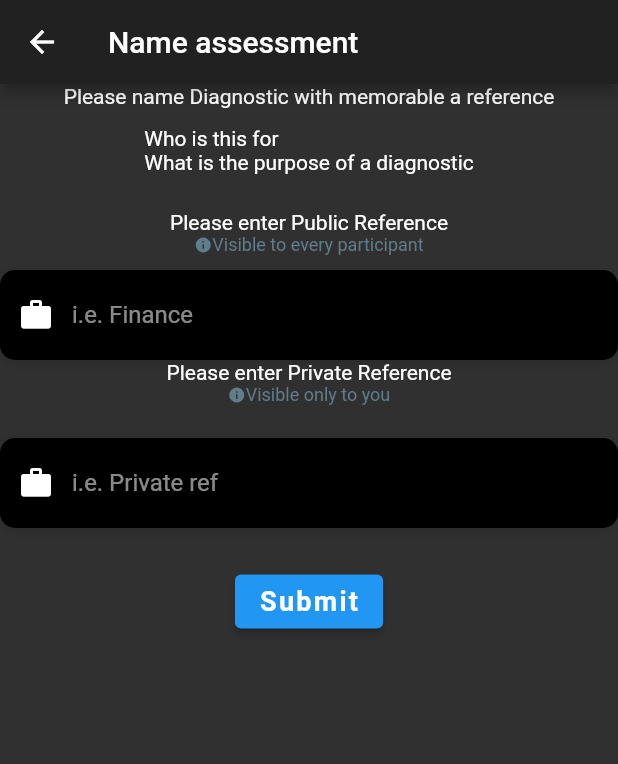
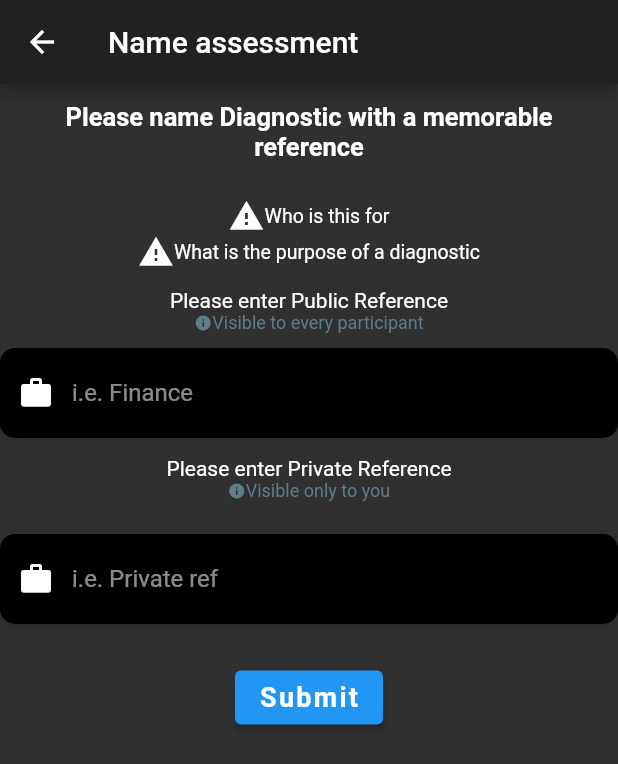
Before and after one commit to brimatechgit/sankofa_sme_exec, a Flutter app: the AssessmNamePage screen opened directly with empty values, on a phone screen of 412 x 824 dp. Shown: the top 764 px of the screen. Run offline on Flutter 3.47's test engine with Material 2 defaults, Android fonts, the phone set to English and light mode, and no system bars; our stand-ins replace cloud_firestore, email_validator, expansion_tile_card, firebase_auth, firebase_core, flutter_signin_button and 4 more; missing offline and left inert: email_auth, filter_list, firebase_auth_oauth, flutter_email_sender, flutter_facebook_auth, mailer and 1 more; accounts and stored records are empty; Roboto replaces fonts that are missing (OpenSans).

Commit message:
!Bug fixing

```diff
--- a/lib/screens/assessmentName.dart
+++ b/lib/screens/assessmentName.dart
@@ -97,7 +97,14 @@ class _AssessmNamePageState extends State<AssessmNamePage> {
               crossAxisAlignment: CrossAxisAlignment.center,
               mainAxisAlignment: MainAxisAlignment.center,
               children: [
-                Text('Please name Diagnostic with memorable a reference'),
+                Padding(
+                  padding: const EdgeInsets.all(12.0),
+                  child: Text(
+                    'Please name Diagnostic with a memorable reference',
+                    style: TextStyle(fontSize: 17, fontWeight: FontWeight.w600),
+                    textAlign: TextAlign.center,
+                  ),
+                ),
                 SizedBox(
                   height: 12.0,
                 ),
@@ -105,13 +112,28 @@ class _AssessmNamePageState extends State<AssessmNamePage> {
                     child: Column(
                   crossAxisAlignment: CrossAxisAlignment.start,
                   children: [
-                    Text('Who is this for'),
-                    Text('What is the purpose of a diagnostic'),
+                    Row(
+                      mainAxisAlignment: MainAxisAlignment.center,
+                      children: [
+                        Icon(Icons.report_problem),
+                        Text(
+                          'Who is this for',
+                          style: TextStyle(fontSize: 13),
+                        ),
+                      ],
+                    ),
+                    Row(
+                      mainAxisAlignment: MainAxisAlignment.center,
+                      children: [
+                        Icon(Icons.report_problem),
+                        Text(
+                          'What is the purpose of a diagnostic',
+                          style: TextStyle(fontSize: 13),
+                        ),
+                      ],
+                    ),
                   ],
                 )),
-                SizedBox(
-                  height: 12.0,
-                ),
                 SizedBox(
                   height: 12.0,
                 ),
@@ -129,6 +151,10 @@ class _AssessmNamePageState extends State<AssessmNamePage> {
                   )
                 ]),
                 _buildOTP('Finance', assessNameController),
+
+                SizedBox(
+                  height: 12.0,
+                ),
                 Text('Please enter Private Reference'),
                 Row(mainAxisAlignment: MainAxisAlignment.center, children: [
                   Icon(
--- a/lib/screens/diagnosticsPage.dart
+++ b/lib/screens/diagnosticsPage.dart
@@ -72,7 +72,7 @@ class _DiagnosticsPageState extends State<DiagnosticsPage> {
                                         //get self assessment results from db
                                         FirebaseFirestore.instance
                                             .collection(
-                                                '/Diagnostics/4U5r5ImEHDJ5iszKMsdi/Team')
+                                                '/Diagnostics/${this.widget.docID}/Team')
                                             .get()
                                             .then((querySnapshot) {
                                           querySnapshot.docs.forEach((result) {
--- a/lib/screens/loginPages/signUpPage.dart
+++ b/lib/screens/loginPages/signUpPage.dart
@@ -90,7 +90,8 @@ class _SignUpPageState extends State<SignUpPage> {
       appBar: AppBar(
         title: Text('Sign Up'),
       ),
-      body: Column(mainAxisAlignment: MainAxisAlignment.center, children: [
+      body: SingleChildScrollView(
+        child: Column(mainAxisAlignment: MainAxisAlignment.center, children: [
           Padding(
             padding: const EdgeInsets.all(8.0),
             child: Container(
@@ -320,6 +321,7 @@ class _SignUpPageState extends State<SignUpPage> {
             }),
           ),
         ]),
+      ),
     );
   }
 }
--- a/lib/utilities/database.dart
+++ b/lib/utilities/database.dart
@@ -1,5 +1,3 @@
-import 'dart:html';
-
 import 'package:cloud_firestore/cloud_firestore.dart';
 import 'package:random_password_generator/random_password_generator.dart';
 import 'package:sankofa_sme_exec/functions/randomchars.dart';
```
Also changed, not shown: lib/screens/loginPages/signInPage.dart (+18 -10 lines), lib/screens/loginPages/signInUpPage.dart (+11 -6 lines), assets/diagnostic.png, 1 other file. Lines whose indentation alone changed are shown as unchanged.
